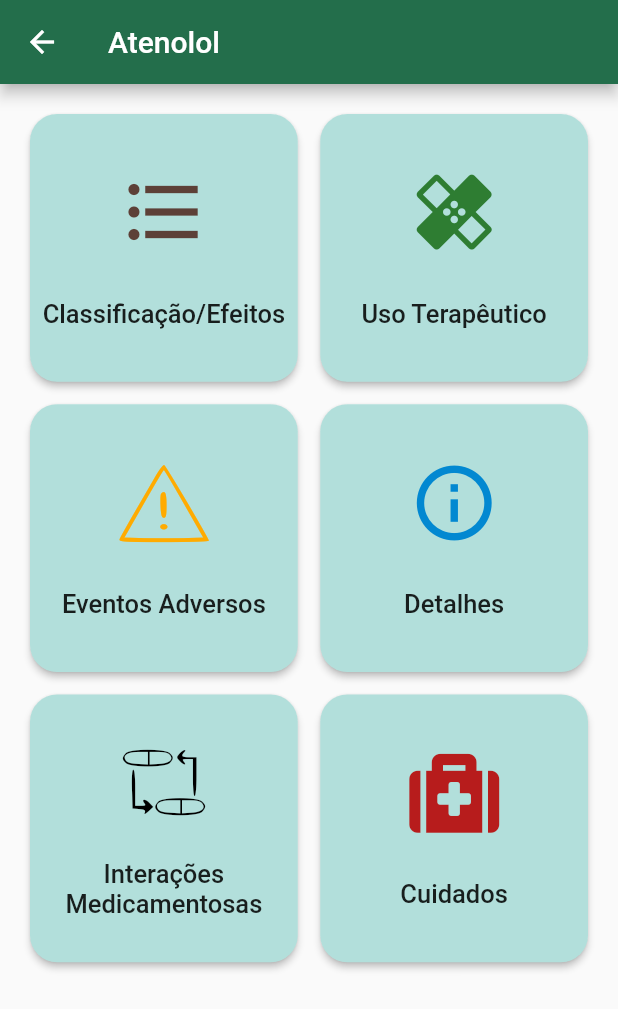
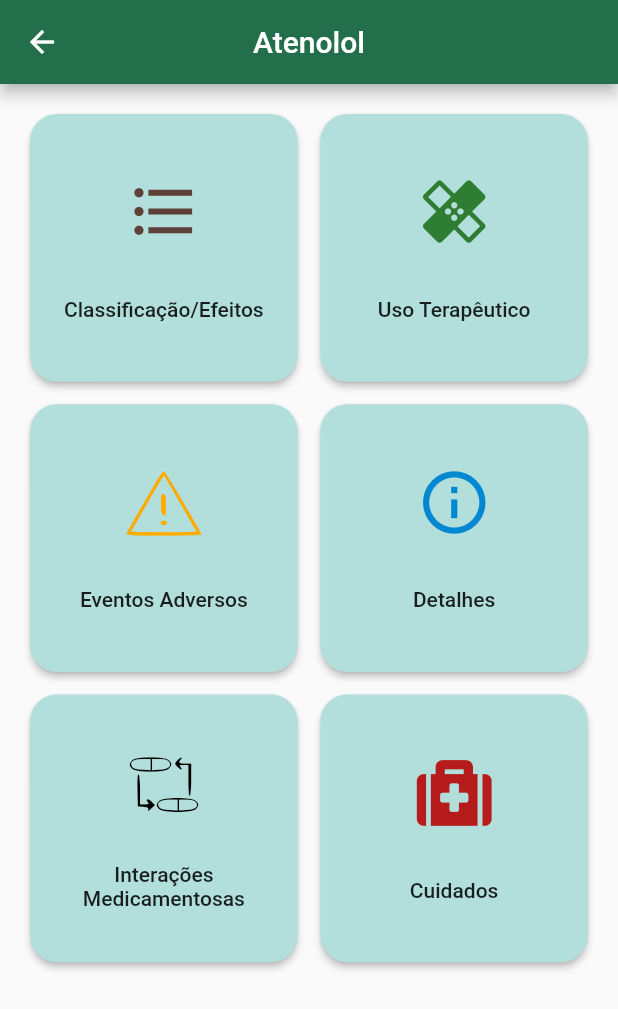
Before and after one commit to karinaplemos/cardio_help, a Flutter app: the screen it shows after launch, after a tap on "Atenolol", on a phone screen of 412 x 824 dp. Shown: the top 1009 px of the screen. Run offline on Flutter 3.47's test engine with Material 2 defaults, Android fonts, the phone set to English and light mode, and no system bars; our stand-ins replace font_awesome_flutter.

Commit message:
Mudanças na homePage e na drugsPage
Recolocação das abas da homePage e centralização da appbar na drugs page

```diff
--- a/cardio_help/lib/main.dart
+++ b/cardio_help/lib/main.dart
@@ -1,8 +1,13 @@
+import 'package:cardio_help/pages/HomePage/HomePage.dart';
 import 'package:flutter/material.dart';
-import 'package:cardio_help/pages/HomePage/HomePage.dart';
+import 'package:flutter/services.dart';
 
-void main(){
-  runApp(MaterialApp(
-    home: HomePage(),
+void main() async{
+  SystemChrome.setSystemUIOverlayStyle(SystemUiOverlayStyle(
+    statusBarColor: Color(0xFF236E4B),
   ));
+  runApp(new MaterialApp(title: "Cardio Help",
+    home: HomePage(), //Funcao para a chamada do aplicativo
+  ));
+
 }
--- a/cardio_help/lib/pages/DrugsPage/Tabs/AdverseReactionTab.dart
+++ b/cardio_help/lib/pages/DrugsPage/Tabs/AdverseReactionTab.dart
@@ -15,6 +15,7 @@
       appBar: AppBar(
         backgroundColor: theme.backgroundColor,
         title: Text(widget.drug["name"]),
+        centerTitle: true,
       ),
       body:Container(
         padding: theme.padding,
--- a/cardio_help/lib/pages/DrugsPage/Tabs/CareTab.dart
+++ b/cardio_help/lib/pages/DrugsPage/Tabs/CareTab.dart
@@ -16,6 +16,7 @@
       appBar: AppBar(
         backgroundColor: theme.backgroundColor,
         title: Text(widget.drug["name"]),
+        centerTitle: true,
       ),
       body:ListView.builder(
         padding: theme.padding,
--- a/cardio_help/lib/pages/DrugsPage/Tabs/ClassificationTab.dart
+++ b/cardio_help/lib/pages/DrugsPage/Tabs/ClassificationTab.dart
@@ -15,6 +15,7 @@
       appBar: AppBar(
         backgroundColor: theme.backgroundColor,
         title: Text(widget.drug["name"]),
+        centerTitle: true,
       ),
       body:Container(
       padding: theme.padding,
--- a/cardio_help/lib/pages/DrugsPage/Tabs/DetailsTab.dart
+++ b/cardio_help/lib/pages/DrugsPage/Tabs/DetailsTab.dart
@@ -48,6 +48,7 @@
       appBar: AppBar(
         backgroundColor: theme.backgroundColor,
         title: Text(widget.drug["name"]),
+        centerTitle: true,
       ),
       body:ListView(
         padding: theme.padding,
--- a/cardio_help/lib/pages/DrugsPage/Tabs/InteractionTab.dart
+++ b/cardio_help/lib/pages/DrugsPage/Tabs/InteractionTab.dart
@@ -17,6 +17,7 @@
       appBar: AppBar(
         backgroundColor: theme.backgroundColor,
         title: Text(widget.drug["name"]),
+        centerTitle: true,
       ),
       body:
           ListView.builder(
--- a/cardio_help/lib/pages/DrugsPage/Tabs/TherapeuticUse.dart
+++ b/cardio_help/lib/pages/DrugsPage/Tabs/TherapeuticUse.dart
@@ -16,6 +16,7 @@
         appBar: AppBar(
           backgroundColor: theme.backgroundColor,
           title: Text(widget.drug["name"]),
+          centerTitle: true,
         ),
         body: ListView(
         padding: theme.padding,
--- a/cardio_help/lib/pages/DrugsPage/drugsPage.dart
+++ b/cardio_help/lib/pages/DrugsPage/drugsPage.dart
@@ -45,6 +45,7 @@
         appBar: AppBar(
           backgroundColor: theme.backgroundColor,
           title: Text(widget.drug["name"]),
+          centerTitle: true,
         ),
         body: GridView.count(
           crossAxisCount: 2,
@@ -65,10 +66,11 @@
 
                 ),
                 padding: const EdgeInsets.all(8),
-                child: Column(
+                child: Flex(
+                    direction: Axis.vertical,
                     mainAxisAlignment: MainAxisAlignment.spaceEvenly,
                     children: <Widget>[
-                      Icon(itens[currentSelectedIndex].icon, size: 60, color: itens[currentSelectedIndex].color),
+                      Icon(itens[currentSelectedIndex].icon, size: 50, color: itens[currentSelectedIndex].color),
                       Text(itens[currentSelectedIndex].title, style: theme.textButtonStyle, textAlign: theme.centerAlign),
                     ]
                   ),
--- a/cardio_help/lib/pages/HomePage/HomePage.dart
+++ b/cardio_help/lib/pages/HomePage/HomePage.dart
@@ -1,3 +1,5 @@
+import 'package:cardio_help/pages/HomePage/Tabs/DrugListTab.dart';
+import 'package:cardio_help/pages/HomePage/Tabs/InfoTab.dart';
 import 'package:flutter/material.dart';
 import 'package:cardio_help/objects/database.dart';
 import 'package:cardio_help/pages/DrugsPage/drugsPage.dart';
@@ -43,24 +45,10 @@
         body: TabBarView(
           children: [
             (this.drugs != null)?
-            ListView.builder( //Gerador de itens da lista
-              itemBuilder: (context, index) => ListTile(
-                title: Text(this.drugs[index]["name"]),
-                trailing: Icon(Icons.keyboard_arrow_right),
-                onTap: (){
-
-                  Navigator.of(context).push(
-                      MaterialPageRoute(
-                          builder: (context) => DrugsPage(drug: this.drugs[index])
-                      )
-                  );
-                },
-              ),
-              itemCount: this.drugs.length,
-            ): Center(
+            DrugListTab(drugs: this.drugs): Center(
               child: CircularProgressIndicator(),
             ),
-            Icon(Icons.info),
+            InfoTab()
           ],
         ),
       ),
--- /dev/null
+++ b/cardio_help/lib/pages/HomePage/Tabs/DrugListTab.dart
@@ -0,0 +1,38 @@
+import 'package:flutter/material.dart';
+import 'package:cardio_help/pages/DrugsPage/drugsPage.dart';
+
+class DrugListTab extends StatefulWidget{
+  final List drugs;
+
+  const DrugListTab({Key key, @required this.drugs}) : super(key: key);
+  @override
+  _DrugListTabState createState() => _DrugListTabState();
+
+}
+
+class _DrugListTabState extends State<DrugListTab>{
+  @override
+  Widget build(BuildContext context) {
+    return (widget.drugs != null)? // Enquanto a lista de drug for diferente de nulo
+            ListView.builder( //Gerador de itens da lista
+              itemBuilder: (context, index) => ListTile(
+                title: Text(widget.drugs[index]["name"]),
+                trailing: Icon(Icons.keyboard_arrow_right),
+                onTap: (){
+
+                  Navigator.of(context).push(
+                      MaterialPageRoute(
+                          builder: (context) => DrugsPage(
+                            drug: widget.drugs[index]
+                          )
+                      )
+                  );
+                },
+              ),
+              itemCount: widget.drugs.length,
+            ): Center(
+              child: CircularProgressIndicator(),
+            );
+  }
+
+}
--- a/cardio_help/lib/theme/theme.dart
+++ b/cardio_help/lib/theme/theme.dart
@@ -13,7 +13,7 @@
 final TextStyle titleStyle = TextStyle(fontSize: 28, fontWeight: FontWeight.bold);
 final TextStyle textStyle = TextStyle(fontSize: 18);
 final TextStyle subtitleStyle = TextStyle(fontSize: 22, fontWeight: FontWeight.bold);
-final TextStyle textButtonStyle = TextStyle(fontSize: 17);
+final TextStyle textButtonStyle = TextStyle(fontSize: 14);
 
 final EdgeInsets titleSpacing = EdgeInsets.only(bottom: 15);
 final EdgeInsets subtitleSpacing = EdgeInsets.only(left: 10);
```
Also changed, not shown: cardio_help/lib/pages/HomePage/Tabs/InfoTab.dart (added, +56 -0 lines).
